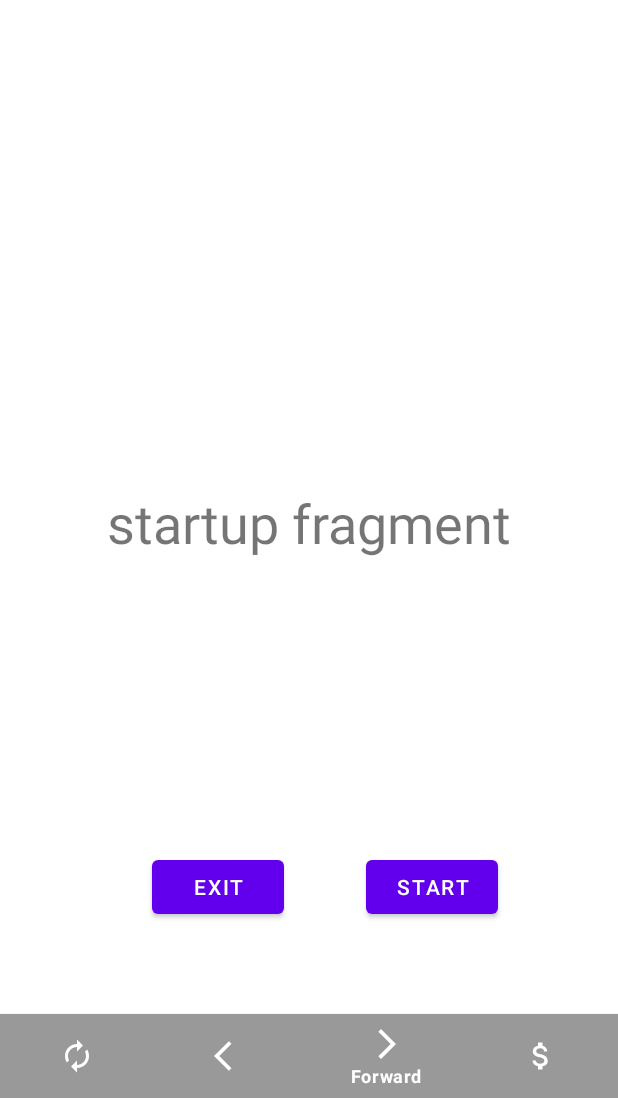
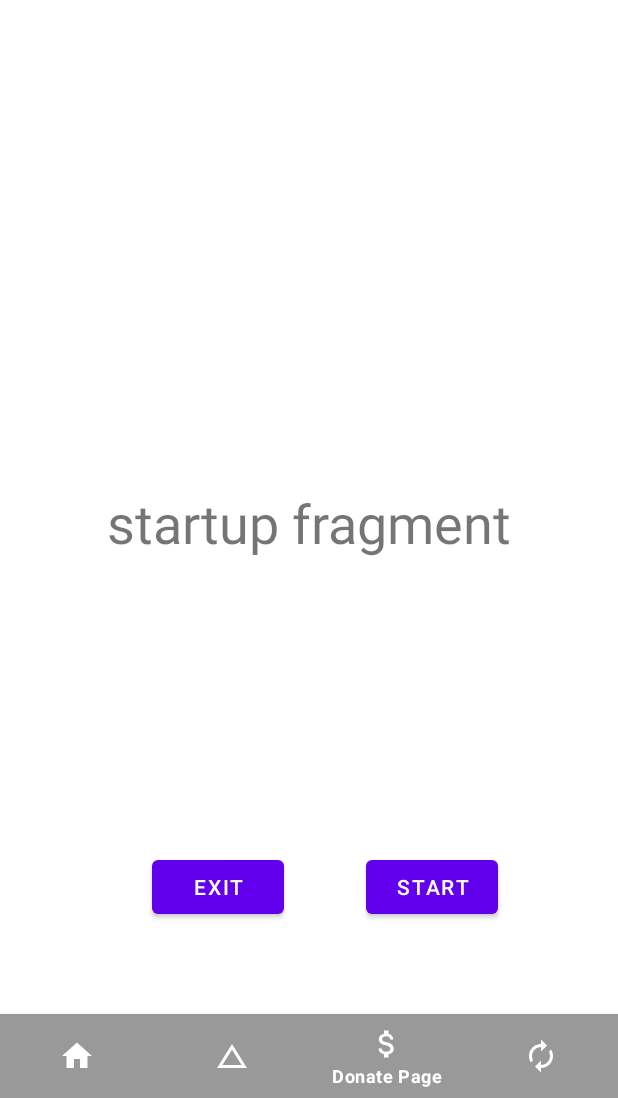
Before and after one commit to burekichevapi/TriangleHW1, an Android app: the screen it shows after launch (MainActivity), item 3 of the bottom bar chosen, on a phone screen of 412 x 824 dp, the part 138-1236 px from its top. Run offline under Robolectric (Android 15) with nearby library versions, the phone set to English and light mode, and no system bars.

Commit message:
Startup fragment is framed out. It requires code to set each fragment and manage the navigation through them, so we can discuss how we want to manage that.

```diff
--- /dev/null
+++ b/app/src/main/res/drawable/ic_startup_nav_button.xml
@@ -0,0 +1,10 @@
+<vector xmlns:android="http://schemas.android.com/apk/res/android"
+    android:width="24dp"
+    android:height="24dp"
+    android:viewportWidth="24"
+    android:viewportHeight="24"
+    android:tint="?attr/colorControlNormal">
+  <path
+      android:fillColor="@android:color/white"
+      android:pathData="M10,20v-6h4v6h5v-8h3L12,3 2,12h3v8z"/>
+</vector>
--- /dev/null
+++ b/app/src/main/res/drawable/ic_triangle_nav_button.xml
@@ -0,0 +1,10 @@
+<vector xmlns:android="http://schemas.android.com/apk/res/android"
+    android:width="24dp"
+    android:height="24dp"
+    android:viewportWidth="24"
+    android:viewportHeight="24"
+    android:tint="?attr/colorControlNormal">
+  <path
+      android:fillColor="@android:color/white"
+      android:pathData="M12,7.77L18.39,18H5.61L12,7.77M12,4L2,20h20L12,4z"/>
+</vector>
--- a/app/src/main/res/menu/nav_menu.xml
+++ b/app/src/main/res/menu/nav_menu.xml
@@ -1,23 +1,23 @@
 <?xml version="1.0" encoding="utf-8"?>
 <menu xmlns:android="http://schemas.android.com/apk/res/android">
+
+    <item
+        android:id="@+id/ic_startup_nav_button"
+        android:icon="@drawable/ic_startup_nav_button"
+        android:title="@string/title_startup_page" />
+
+    <item
+        android:id="@+id/ic_triangle_nav_button"
+        android:icon="@drawable/ic_triangle_nav_button"
+        android:title="@string/title_triangle_page" />
+
+    <item
+        android:id="@+id/ic_donate_nav_button"
+        android:icon="@drawable/ic_donate_nav_button"
+        android:title="@string/title_donate_page" />
     <item
         android:id="@+id/ic_reset_screen_button"
         android:icon="@drawable/ic_reset_screen_button"
         android:title="@string/title_reset_screen" />
 
-    <item
-        android:id="@+id/ic_back_nav_button"
-        android:icon="@drawable/ic_back_nav_button"
-        android:title="@string/title_back" />
-
-    <item
-        android:id="@+id/ic_forward_nav_button"
-        android:icon="@drawable/ic_forward_nav_button"
-        android:title="@string/title_forward" />
-
-    <item
-        android:id="@+id/ic_donate_nav_button"
-        android:icon="@drawable/ic_donate_nav_button"
-        android:title="@string/title_donate" />
-
 </menu>
--- a/app/src/main/res/values/strings.xml
+++ b/app/src/main/res/values/strings.xml
@@ -4,5 +4,7 @@
     <string name="title_reset_screen">Reset Screen</string>
     <string name="title_back">Back</string>
     <string name="title_forward">Forward</string>
-    <string name="title_donate">Donate</string>
+    <string name="title_triangle_page">Triangle Page</string>
+    <string name="title_startup_page">Startup Page</string>
+    <string name="title_donate_page">Donate Page</string>
 </resources>
```
